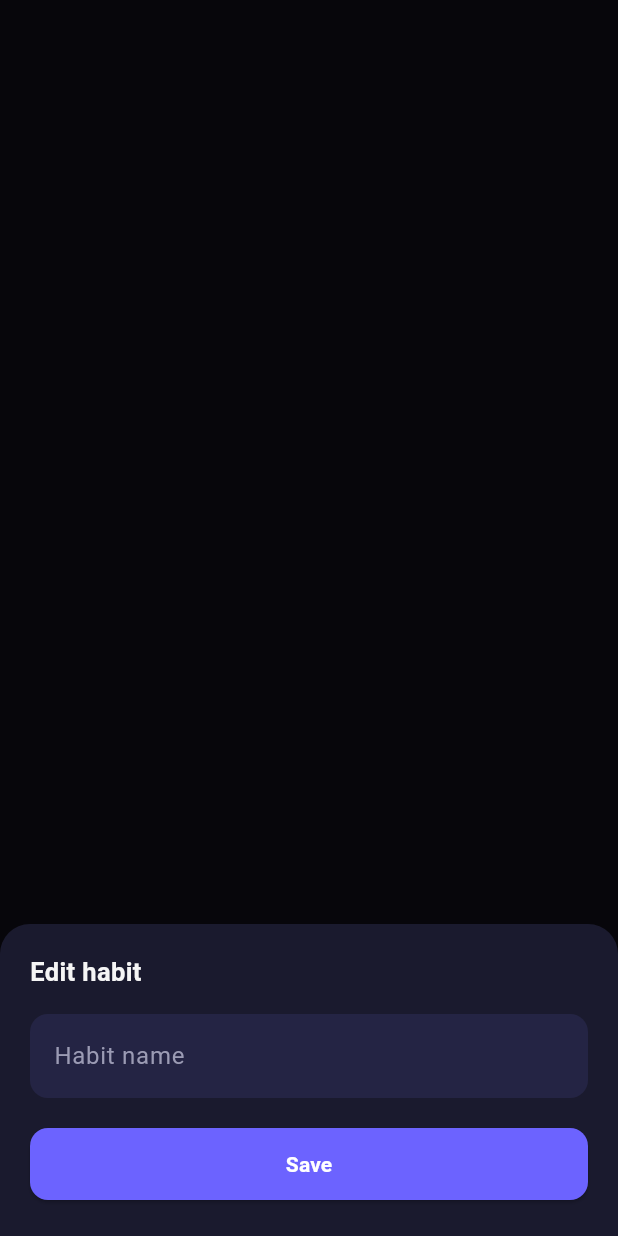
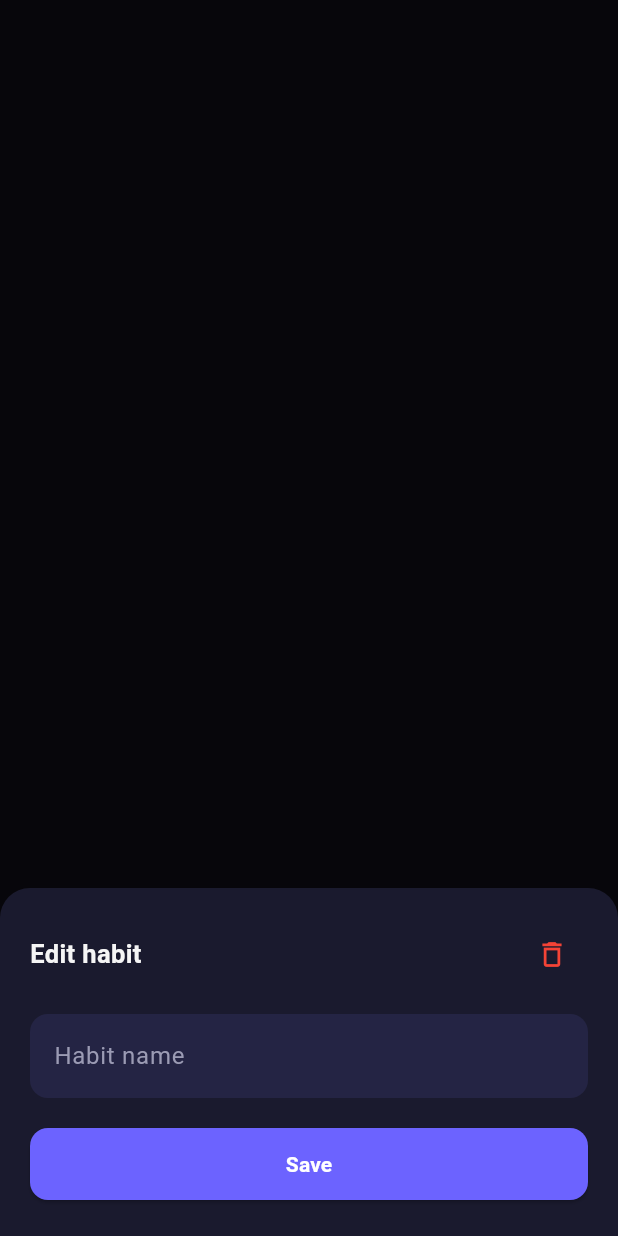
Before and after one commit to Bimal022/RoutineX, a Flutter app: what showEditSheet() shows on an empty page, opened directly with empty values, on a phone screen of 412 x 824 dp. Run offline on Flutter 3.47's test engine with Material 3 defaults, Android fonts, the phone set to English and light mode, and no system bars; our stand-ins replace awesome_notifications, cloud_firestore, firebase_auth, firebase_core, flutter_local_notifications, google_sign_in; accounts and stored records are empty; network calls fail.

Commit message:
feat: Add delete functionality to habit edit sheet

```diff
--- a/lib/helper/habit_methods/edit_sheet.dart
+++ b/lib/helper/habit_methods/edit_sheet.dart
@@ -30,6 +30,9 @@ class HabitHelper {
           mainAxisSize: MainAxisSize.min,
           crossAxisAlignment: CrossAxisAlignment.start,
           children: [
+            Row(
+              mainAxisAlignment: MainAxisAlignment.spaceBetween,
+              children: [
                 Text(
                   'Edit habit',
                   style: TextStyle(
@@ -37,6 +40,21 @@ class HabitHelper {
                     fontSize: 17,
                     fontWeight: FontWeight.w700,
                   ),
+                ),
+                IconButton(
+                  onPressed: () {
+                    Navigator.pop(ctx);
+                    provider.removeHabit(habit.id);
+                  },
+                  icon: const Icon(
+                    Icons.delete_outline,
+                    color: Colors.red,
+                    size: 22,
+                  ),
+                  padding: EdgeInsets.zero,
+                  constraints: const BoxConstraints(),
+                ),
+              ],
             ),
             const SizedBox(height: 16),
             TextField(
```
Lines whose indentation alone changed are shown as unchanged.
